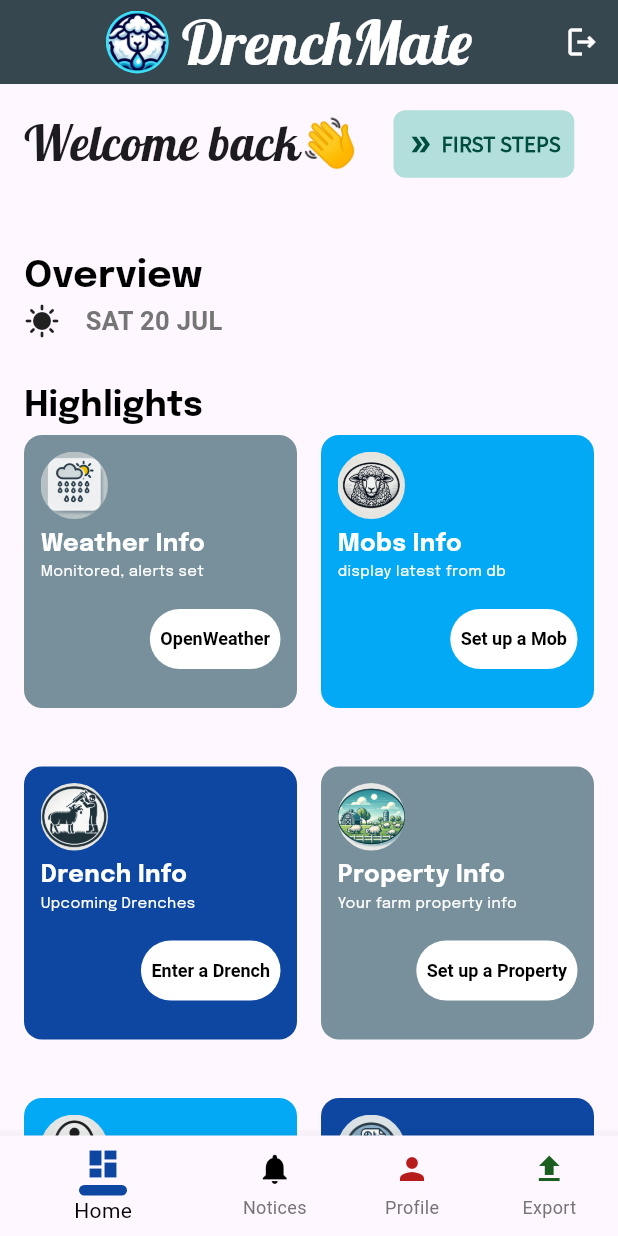
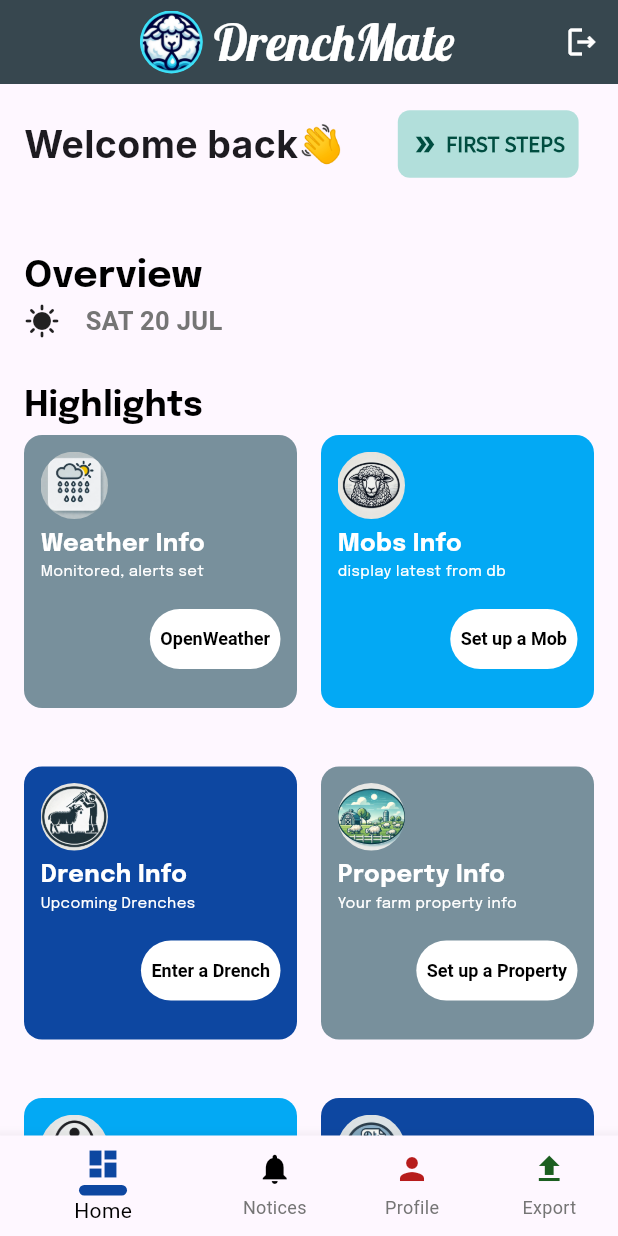
Before and after one commit to mn-nao-ren/drenchmate1017, a Flutter app: the DashboardScreen screen opened by its route, on a phone screen of 412 x 824 dp. Run offline on Flutter 3.47's test engine with Material 3 defaults, Android fonts, the phone set to English and light mode, and no system bars; our stand-ins replace cloud_firestore, firebase_auth, firebase_core, flutter_local_notifications, google_fonts, modal_progress_hud_nsn and 2 more; missing offline and left inert: excel, flutter_email_sender; accounts and stored records are empty.

Commit message:
prepare to run on real Android phone (or iPhone for some of you)

```diff
--- a/lib/presentation/screens/dashboard_view.dart
+++ b/lib/presentation/screens/dashboard_view.dart
@@ -52,7 +52,7 @@ class _DashboardScreenState extends State<DashboardScreen> {
             child: Row(
               mainAxisSize: MainAxisSize.min,
               children: [
-                const SizedBox(width: 21),
+                const SizedBox(width: 32),
                 ClipOval(
                     child: Image.asset('assets/round_logo.png',
                         height: 42, width: 42)),
@@ -60,7 +60,7 @@ class _DashboardScreenState extends State<DashboardScreen> {
                   ' DrenchMate',
                   style: GoogleFonts.lobster(
                       color: Colors.white,
-                      fontSize: 41,
+                      fontSize: 34,
                       fontWeight: FontWeight.w400),
                 ),
               ],
@@ -83,22 +83,24 @@ class _DashboardScreenState extends State<DashboardScreen> {
           ],
           automaticallyImplyLeading: false,
         ),
+
         body: SingleChildScrollView(
           child: Padding(
             padding: const EdgeInsets.all(16.0),
             child: Column(
               crossAxisAlignment: CrossAxisAlignment.start,
               children: [
+
                 Row(
                   mainAxisAlignment: MainAxisAlignment.start,
                   children: [
-                     Text(
+                       Text(
                       'Welcome back👋',
-                      style: GoogleFonts.lobster(
-                          fontSize: 32, fontWeight: FontWeight.w500),
+                      style: GoogleFonts.inter(
+                          fontSize: 25, fontWeight: FontWeight.w700),
                     ),
 
-                    const SizedBox(width: 22),
+                    const SizedBox(width: 35),
 
                     TextButton(
                       onPressed: () {
--- a/pubspec.yaml
+++ b/pubspec.yaml
@@ -50,6 +50,8 @@ dependencies:
   path_provider: ^2.1.3
   device_apps: ^2.2.0
   flutter_mailer: ^2.1.2
+  url_launcher: ^6.3.0
+  permission_handler: ^11.3.1
 
 
 
```
Also changed, not shown: lib/presentation/screens/export_page.dart (+24 -30 lines), lib/presentation/screens/profile_summary_screen.dart (deleted, +0 -45 lines), pubspec.lock, 1 other file.
